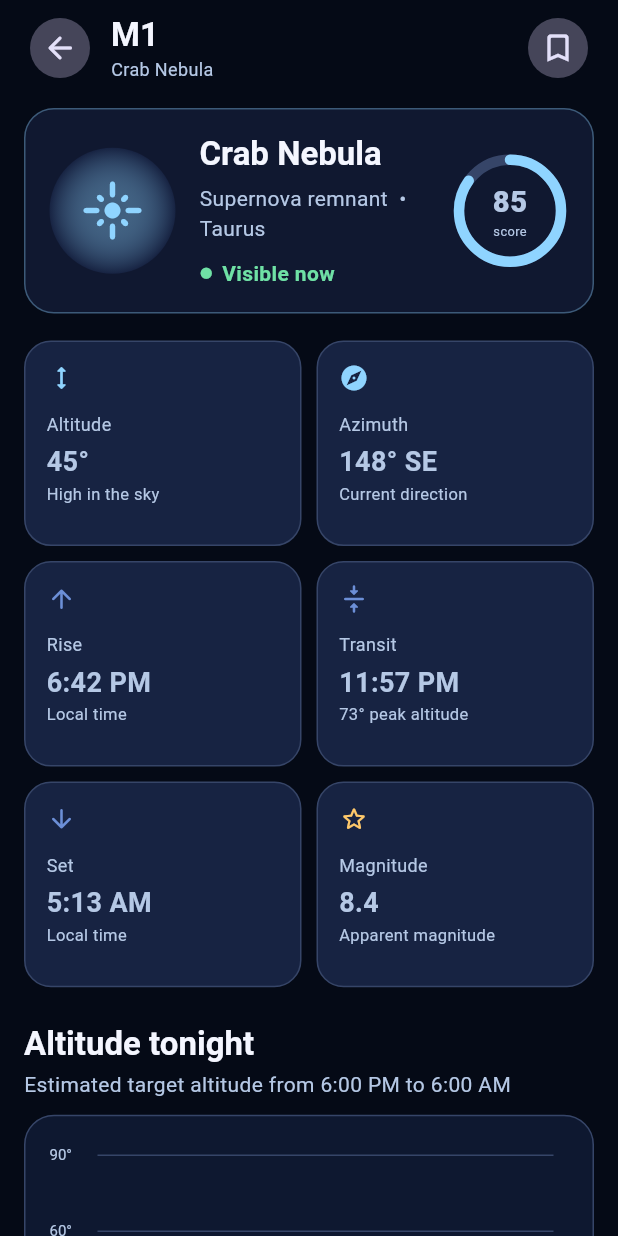
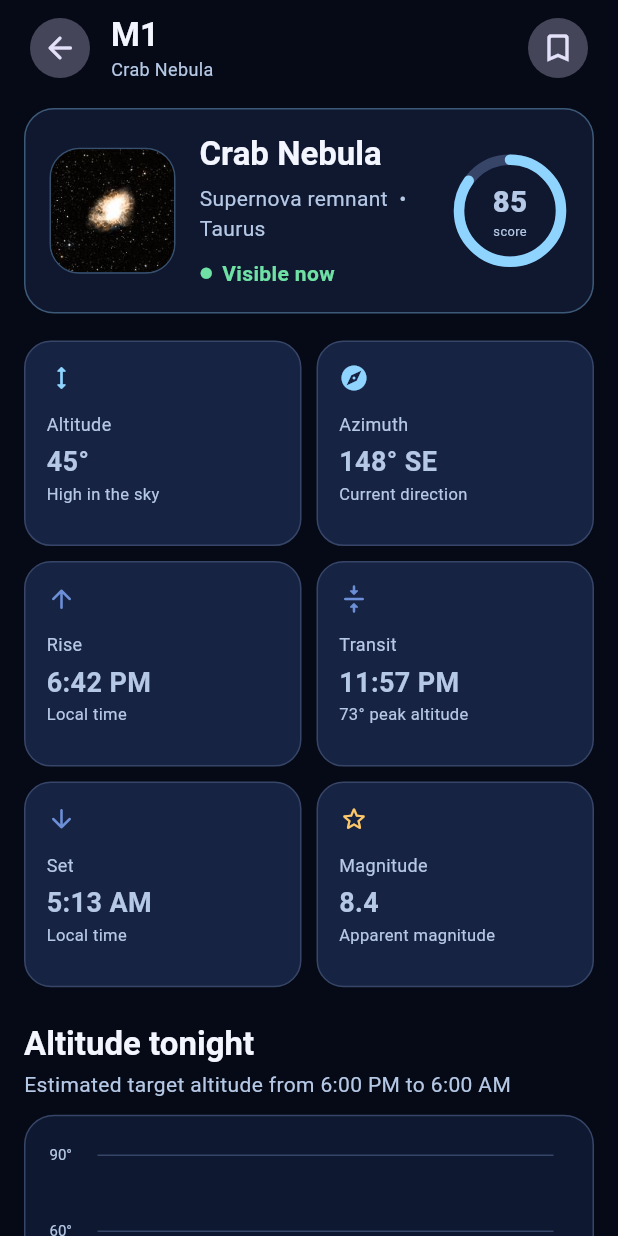
Before and after one commit to akhan110/astrofield, a Flutter app: the ObjectDetailScreen screen opened directly, on a phone screen of 412 x 824 dp. Run offline on Flutter 3.47's test engine with Material 3 defaults, Android fonts, the phone set to English and light mode, and no system bars; our stand-ins replace geolocator, get, shared_preferences, sqflite, sqflite_common_ffi; missing offline and left inert: geoengine; accounts and stored records are empty.

Commit message:
feat: display real DSS2 astrophotography thumbnails across all object lists and detail views

```diff
--- a/lib/screens/object_detail_screen.dart
+++ b/lib/screens/object_detail_screen.dart
@@ -9,6 +9,7 @@ import '../theme/app_theme.dart';
 import '../widgets/altitude_chart.dart';
 import '../widgets/app_card.dart';
 import '../widgets/metric_tile.dart';
+import '../widgets/object_thumbnail.dart';
 import '../widgets/page_header.dart';
 import '../widgets/score_ring.dart';
 import '../widgets/section_title.dart';
@@ -60,17 +61,13 @@ class ObjectDetailScreen extends StatelessWidget {
                     borderColor: target.accent.withValues(alpha: .35),
                     child: Row(
                       children: [
-                        Container(
-                          width: 84,
-                          height: 84,
-                          decoration: BoxDecoration(
-                              shape: BoxShape.circle,
-                              gradient: RadialGradient(colors: [
-                                target.accent.withValues(alpha: .34),
-                                AppColors.surface2
-                              ])),
-                          child:
-                              Icon(target.icon, size: 42, color: target.accent),
+                        ObjectThumbnail(
+                          catalog: target.catalog,
+                          name: target.name,
+                          size: 84,
+                          borderRadius: 20,
+                          accentColor: target.accent,
+                          fallbackIcon: target.icon,
                         ),
                         const SizedBox(width: 16),
                         Expanded(
--- /dev/null
+++ b/lib/widgets/object_thumbnail.dart
@@ -0,0 +1,143 @@
+import 'package:flutter/material.dart';
+import '../theme/app_theme.dart';
+
+const Map<int, int> _ngcToMessier = {
+  1952: 1, 7089: 2, 5272: 3, 6121: 4, 5904: 5, 6405: 6, 6475: 7, 6523: 8,
+  6333: 9, 6254: 10, 6705: 11, 6218: 12, 6205: 13, 6402: 14, 7078: 15,
+  6611: 16, 6618: 17, 6613: 18, 6273: 19, 6514: 20, 6531: 21, 6656: 22,
+  6494: 23, 6694: 26, 6853: 27, 6626: 28, 6913: 29, 7099: 30, 224: 31,
+  221: 32, 598: 33, 1039: 34, 2168: 35, 1960: 36, 2099: 37, 1912: 38,
+  7092: 39, 2287: 41, 1976: 42, 1982: 43, 2632: 44, 2437: 46, 2422: 47,
+  2548: 48, 4472: 49, 2323: 50, 5194: 51, 7654: 52, 5024: 53, 6715: 54,
+  6809: 55, 6779: 56, 6720: 57, 4579: 58, 4621: 59, 4649: 60, 4303: 61,
+  6266: 62, 5055: 63, 4826: 64, 3623: 65, 3627: 66, 2682: 67, 4590: 68,
+  6637: 69, 6681: 70, 6838: 71, 6981: 72, 6994: 73, 628: 74, 6864: 75,
+  650: 76, 1068: 77, 2068: 78, 1904: 79, 6093: 80, 3031: 81, 3034: 82,
+  5236: 83, 4374: 84, 4382: 85, 4406: 86, 4486: 87, 4501: 88, 4552: 89,
+  4569: 90, 4548: 91, 6341: 92, 2447: 93, 4736: 94, 3351: 95, 3368: 96,
+  3587: 97, 4192: 98, 4254: 99, 4321: 100, 5457: 101, 581: 103, 4594: 104,
+  3379: 105, 4258: 106, 6171: 107, 3556: 108, 3992: 109, 205: 110,
+};
+
+const Map<int, int> _icToMessier = {
+  4715: 24,
+  4725: 25,
+};
+
+/// Resolves an asset thumbnail path for a celestial object, if available.
+String? resolveObjectThumbnail({String? id, String? catalog, String? name}) {
+  final candidates = [id, catalog, name];
+  for (final candidate in candidates) {
+    if (candidate == null || candidate.trim().isEmpty) continue;
+    // Check direct M designation like M42, M 42, Messier 42
+    final mMatch = RegExp(r'\b(?:M|Messier)\s*(\d{1,3})\b', caseSensitive: false)
+        .firstMatch(candidate);
+    if (mMatch != null) {
+      final num = int.tryParse(mMatch.group(1)!);
+      if (num != null && num >= 1 && num <= 110) {
+        return 'assets/catalog/thumbnails/M$num.jpg';
+      }
+    }
+    // Check NGC cross references
+    final ngcMatch =
+        RegExp(r'\bNGC\s*(\d+)\b', caseSensitive: false).firstMatch(candidate);
+    if (ngcMatch != null) {
+      final ngcNum = int.tryParse(ngcMatch.group(1)!);
+      if (ngcNum != null && _ngcToMessier.containsKey(ngcNum)) {
+        final m = _ngcToMessier[ngcNum]!;
+        return 'assets/catalog/thumbnails/M$m.jpg';
+      }
+    }
+    // Check IC cross references
+    final icMatch =
+        RegExp(r'\bIC\s*(\d+)\b', caseSensitive: false).firstMatch(candidate);
+    if (icMatch != null) {
+      final icNum = int.tryParse(icMatch.group(1)!);
+      if (icNum != null && _icToMessier.containsKey(icNum)) {
+        final m = _icToMessier[icNum]!;
+        return 'assets/catalog/thumbnails/M$m.jpg';
+      }
+    }
+  }
+  return null;
+}
+
+/// A thumbnail widget that renders high-quality astrophotography DSS2 cutouts
+/// with smooth rounded borders and graceful icon placeholder fallback.
+class ObjectThumbnail extends StatelessWidget {
+  const ObjectThumbnail({
+    super.key,
+    this.id,
+    this.catalog,
+    this.name,
+    this.size = 46.0,
+    this.borderRadius = 12.0,
+    this.accentColor,
+    this.fallbackIcon = Icons.auto_awesome,
+    this.isCircle = false,
+  });
+
+  final String? id;
+  final String? catalog;
+  final String? name;
+  final double size;
+  final double borderRadius;
+  final Color? accentColor;
+  final IconData fallbackIcon;
+  final bool isCircle;
+
+  @override
+  Widget build(BuildContext context) {
+    final thumbnail = resolveObjectThumbnail(id: id, catalog: catalog, name: name);
+    final accent = accentColor ?? AppColors.primary;
+    final radius = isCircle ? BorderRadius.circular(size / 2) : BorderRadius.circular(borderRadius);
+
+    Widget placeholder() => Container(
+          width: size,
+          height: size,
+          decoration: BoxDecoration(
+            color: accent.withValues(alpha: 0.12),
+            borderRadius: radius,
+            border: Border.all(
+              color: accent.withValues(alpha: 0.25),
+              width: 1,
+            ),
+          ),
+          child: Center(
+            child: Icon(
+              fallbackIcon,
+              color: accent,
+              size: size * 0.48,
+            ),
+          ),
+        );
+
+    if (thumbnail == null) {
+      return placeholder();
+    }
+
+    return Container(
+      width: size,
+      height: size,
+      decoration: BoxDecoration(
+        borderRadius: radius,
+        border: Border.all(
+          color: accent.withValues(alpha: 0.3),
+          width: 1,
+        ),
+      ),
+      child: ClipRRect(
+        borderRadius: isCircle ? BorderRadius.circular(size / 2) : BorderRadius.circular(borderRadius - 1),
+        child: Image.asset(
+          thumbnail,
+          width: size,
+          height: size,
+          fit: BoxFit.cover,
+          cacheWidth: (size * 2).toInt(),
+          cacheHeight: (size * 2).toInt(),
+          errorBuilder: (_, __, ___) => placeholder(),
+        ),
+      ),
+    );
+  }
+}
```
Also changed, not shown: lib/screens/field_screens.dart (+45 -12 lines), lib/screens/object_catalog_screen.dart (+8 -14 lines), lib/screens/search_screen.dart (+12 -5 lines), lib/widgets/target_tile.dart (+8 -8 lines), 1 other file.
